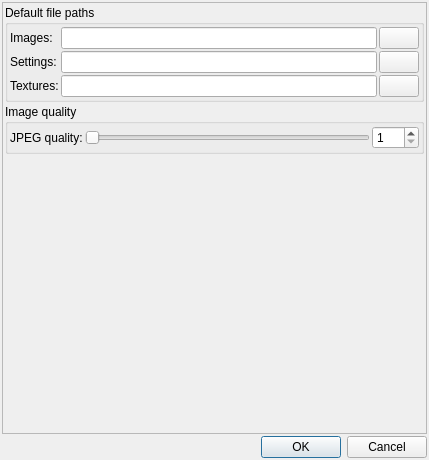
Old version of the form mandelbulber2/qt/preferencesdialog.ui in the repository buddhi1980/mandelbulber2.
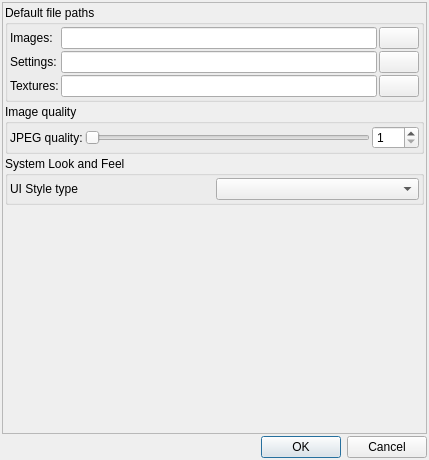
New version of the form. Icons and pictures are not drawn. Custom widgets are drawn as their Qt base class.

Commit message: selection of ui_style_type in program settings. rerenders ui on select and saves selection in ini file. ui_style_type gets selected on startup, if user set

```diff
--- a/mandelbulber2/qt/preferencesdialog.ui
+++ b/mandelbulber2/qt/preferencesdialog.ui
@@ -40,7 +40,7 @@
         <x>0</x>
         <y>0</y>
         <width>423</width>
-        <height>431</height>
+        <height>425</height>
        </rect>
       </property>
       <layout class="QVBoxLayout" name="verticalLayout_2">
@@ -223,6 +223,47 @@
          </layout>
         </widget>
        </item>
+       <item>
+        <widget class="QGroupBox" name="groupBox_3">
+         <property name="title">
+          <string>System Look and Feel</string>
+         </property>
+         <layout class="QVBoxLayout" name="verticalLayout_5">
+          <property name="spacing">
+           <number>2</number>
+          </property>
+          <property name="leftMargin">
+           <number>2</number>
+          </property>
+          <property name="topMargin">
+           <number>2</number>
+          </property>
+          <property name="rightMargin">
+           <number>2</number>
+          </property>
+          <property name="bottomMargin">
+           <number>2</number>
+          </property>
+          <item>
+           <layout class="QGridLayout" name="gridLayout_3">
+            <property name="spacing">
+             <number>2</number>
+            </property>
+            <item row="0" column="0">
+             <widget class="QLabel" name="label_6">
+              <property name="text">
+               <string>UI Style type</string>
+              </property>
+             </widget>
+            </item>
+            <item row="0" column="1">
+             <widget class="QComboBox" name="comboBox_ui_style_type"/>
+            </item>
+           </layout>
+          </item>
+         </layout>
+        </widget>
+       </item>
        <item>
         <spacer name="verticalSpacer">
          <property name="orientation">
```
The commit also changes 6 other files.
